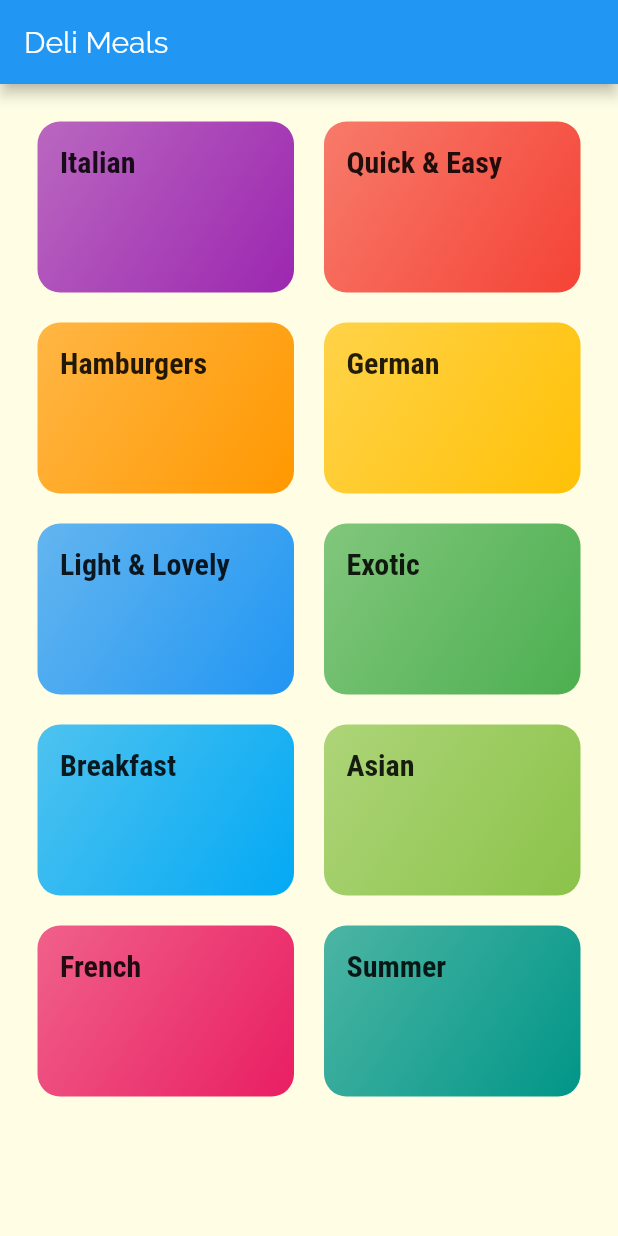
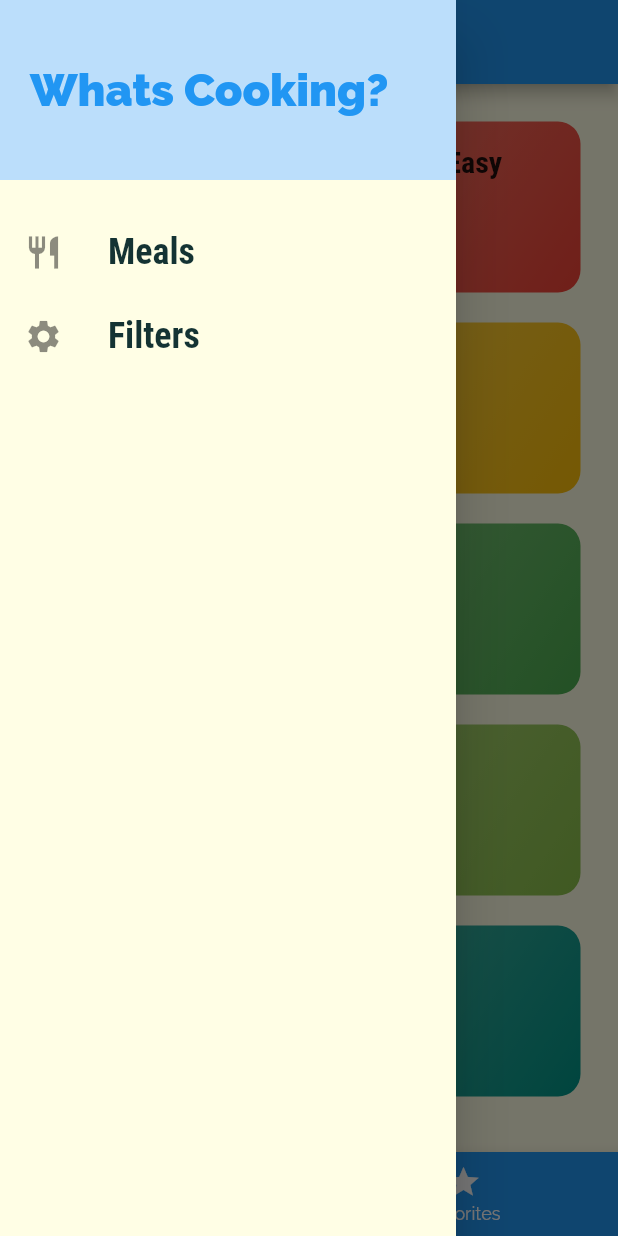
Before and after one commit to anuj0361/flutter_foodie_app, a Flutter app: the screen it shows after launch, with the side drawer open (before the commit the screen has no drawer), on a phone screen of 412 x 824 dp. Run offline on Flutter 3.47's test engine with Material 2 defaults, Android fonts, the phone set to English and light mode, and no system bars.

```diff
--- a/lib/main.dart
+++ b/lib/main.dart
@@ -1,11 +1,72 @@
 import 'package:flutter/material.dart';
 
-import './screens/categories_screen.dart';
+import './screens/filters_screen.dart';
 import './screens/category_meals_screen.dart';
+import './screens/meal_detail_screen.dart';
+import './screens/tabs_screen.dart';
+import './dummy_data.dart';
+import './models/meal.dart';
 
 void main() => runApp(MyApp());
 
-class MyApp extends StatelessWidget {
+class MyApp extends StatefulWidget {
+  @override
+  _MyAppState createState() => _MyAppState();
+}
+
+class _MyAppState extends State<MyApp> {
+  Map<String, bool> _filters = {
+    'gluten': false,
+    'vegan': false,
+    'lactose': false,
+    'vegetarian': false,
+  };
+
+  List<Meal> _availableMeals = DUMMY_MEALS;
+  List<Meal> _favoriteMeals = [];
+
+  void _setFilters(Map<String, bool> filterdata) {
+    setState(() {
+      _filters = filterdata;
+
+      _availableMeals = DUMMY_MEALS.where((meal) {
+        if (_filters['gluten'] && !meal.isGlutenFree) {
+          return false;
+        }
+        if (_filters['lactose'] && !meal.isLactoseFree) {
+          return false;
+        }
+        if (_filters['vegan'] && !meal.isVegan) {
+          return false;
+        }
+        if (_filters['vegetarian'] && !meal.isVegetarian) {
+          return false;
+        }
+
+        return true;
+      }).toList();
+    });
+  }
+
+  void _toggleFavorites(String mealID) {
+    final existingIndex =
+        _favoriteMeals.indexWhere((meal) => meal.id == mealID);
+
+    if (existingIndex >= 0) {
+      setState(() {
+        _favoriteMeals.removeAt(existingIndex);
+      });
+    } else {
+      setState(() {
+        _favoriteMeals.add(DUMMY_MEALS.firstWhere((meal) => meal.id == mealID));
+      });
+    }
+  }
+
+  bool _isFavoritesMeal(String id) {
+    return _favoriteMeals.any((meal) => meal.id == id);
+  }
+
   @override
   Widget build(BuildContext context) {
     return MaterialApp(
@@ -30,8 +91,12 @@ class MyApp extends StatelessWidget {
               )),
       initialRoute: '/',
       routes: {
-        '/': (ctx) => CategoriesScreen(),
-        CategoryMealsScreen.routeName: (ctx) => CategoryMealsScreen(),
+        '/': (ctx) => TabsScreen(_favoriteMeals),
+        CategoryMealsScreen.routeName: (ctx) =>
+            CategoryMealsScreen(_availableMeals),
+        MealDetailScreen.routeName: (ctx) =>
+            MealDetailScreen(_toggleFavorites, _isFavoritesMeal),
+        FiltersScreen.routeName: (ctx) => FiltersScreen(_filters, _setFilters),
       },
     );
   }
--- a/lib/screens/categories_screen.dart
+++ b/lib/screens/categories_screen.dart
@@ -7,11 +7,7 @@ import '../widgets/category_item.dart';
 class CategoriesScreen extends StatelessWidget {
   @override
   Widget build(BuildContext context) {
-    return Scaffold(
-      appBar: AppBar(
-        title: Text('Deli Meals'),
-      ),
-      body: GridView(
+    return GridView(
       padding: const EdgeInsets.all(25),
       children: DUMMY_CATEGORIES
           .map((catData) => CategoryItem(
@@ -26,7 +22,6 @@ class CategoriesScreen extends StatelessWidget {
         crossAxisSpacing: 20,
         mainAxisSpacing: 20,
       ),
-      ),
     );
   }
 }
--- /dev/null
+++ b/lib/screens/tabs_screen.dart
@@ -0,0 +1,64 @@
+import 'package:flutter/material.dart';
+
+import './categories_screen.dart';
+import './favorites_screen.dart';
+import '../widgets/main_drawer.dart';
+import '../models/meal.dart';
+
+class TabsScreen extends StatefulWidget {
+  final List<Meal> _favoriteMeals;
+
+  TabsScreen(this._favoriteMeals);
+
+  @override
+  _TabsScreenState createState() => _TabsScreenState();
+}
+
+class _TabsScreenState extends State<TabsScreen> {
+  List<Map<String, Object>> _pages;
+  int _selectedPage = 0;
+
+  @override
+  void initState() {
+    // TODO: implement initState
+    _pages = [
+      {'page': CategoriesScreen(), 'title': 'Categories'},
+      {'page': FavoritesScreen(widget._favoriteMeals), 'title': 'Favorites'},
+    ];
+    super.initState();
+  }
+
+  void _onSelectScreen(int index) {
+    setState(() {
+      _selectedPage = index;
+    });
+  }
+
+  @override
+  Widget build(BuildContext context) {
+    return Scaffold(
+      appBar: AppBar(
+        title: Text(_pages[_selectedPage]['title']),
+      ),
+      drawer: MainDrawer(),
+      body: _pages[_selectedPage]['page'],
+      bottomNavigationBar: BottomNavigationBar(
+        onTap: _onSelectScreen,
+        backgroundColor: Theme.of(context).primaryColor,
+        unselectedItemColor: Colors.white,
+        selectedItemColor: Colors.black,
+        currentIndex: _selectedPage,
+        items: [
+          BottomNavigationBarItem(
+            icon: Icon(Icons.category),
+            title: Text('Categories'),
+          ),
+          BottomNavigationBarItem(
+            icon: Icon(Icons.star),
+            title: Text('Favorites'),
+          ),
+        ],
+      ),
+    );
+  }
+}
--- /dev/null
+++ b/lib/widgets/main_drawer.dart
@@ -0,0 +1,65 @@
+import 'package:flutter/material.dart';
+
+class MainDrawer extends StatelessWidget {
+  @override
+  Widget build(BuildContext context) {
+    return Drawer(
+      child: Column(
+        children: <Widget>[
+          Container(
+            height: 120,
+            width: double.infinity,
+            alignment: Alignment.centerLeft,
+            padding: EdgeInsets.all(20),
+            color: Colors.blue[100],
+            child: Text(
+              'Whats Cooking?',
+              style: TextStyle(
+                fontWeight: FontWeight.w900,
+                fontSize: 30,
+                color: Theme.of(context).primaryColor,
+              ),
+            ),
+          ),
+          SizedBox(
+            height: 20,
+          ),
+          ListTile(
+            leading: Icon(
+              Icons.restaurant,
+              size: 26,
+            ),
+            title: Text(
+              'Meals',
+              style: TextStyle(
+                fontFamily: 'RobotoCondensed',
+                fontSize: 24,
+                fontWeight: FontWeight.bold,
+              ),
+            ),
+            onTap: () {
+              Navigator.of(context).pushReplacementNamed('/');
+            },
+          ),
+          ListTile(
+            leading: Icon(
+              Icons.settings,
+              size: 26,
+            ),
+            title: Text(
+              'Filters',
+              style: TextStyle(
+                fontFamily: 'RobotoCondensed',
+                fontSize: 24,
+                fontWeight: FontWeight.bold,
+              ),
+            ),
+            onTap: () {
+              Navigator.of(context).pushReplacementNamed('/filters');
+            },
+          ),
+        ],
+      ),
+    );
+  }
+}
```
Also changed, not shown: lib/screens/category_meals_screen.dart (+12 -3 lines), lib/screens/favorites_screen.dart (added, +32 -0 lines), lib/screens/filters_screen.dart (added, +112 -0 lines), lib/screens/meal_detail_screen.dart (added, +94 -0 lines), lib/screens/top_nav_bar.dart (added, +26 -0 lines), lib/widgets/meal_item.dart (+10 -2 lines). Lines whose indentation alone changed are shown as unchanged.
